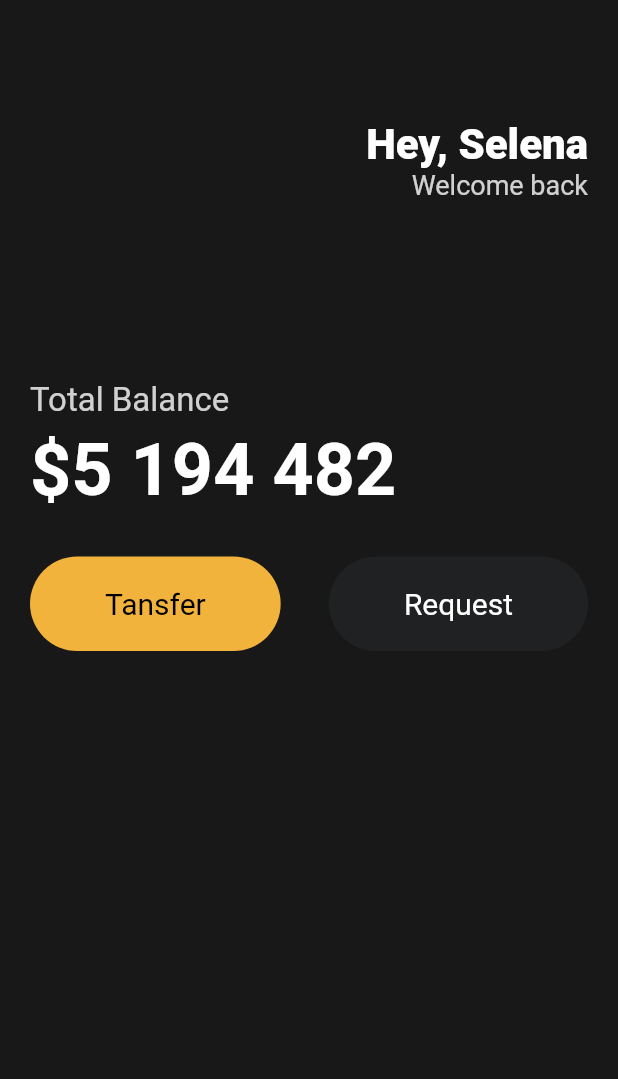
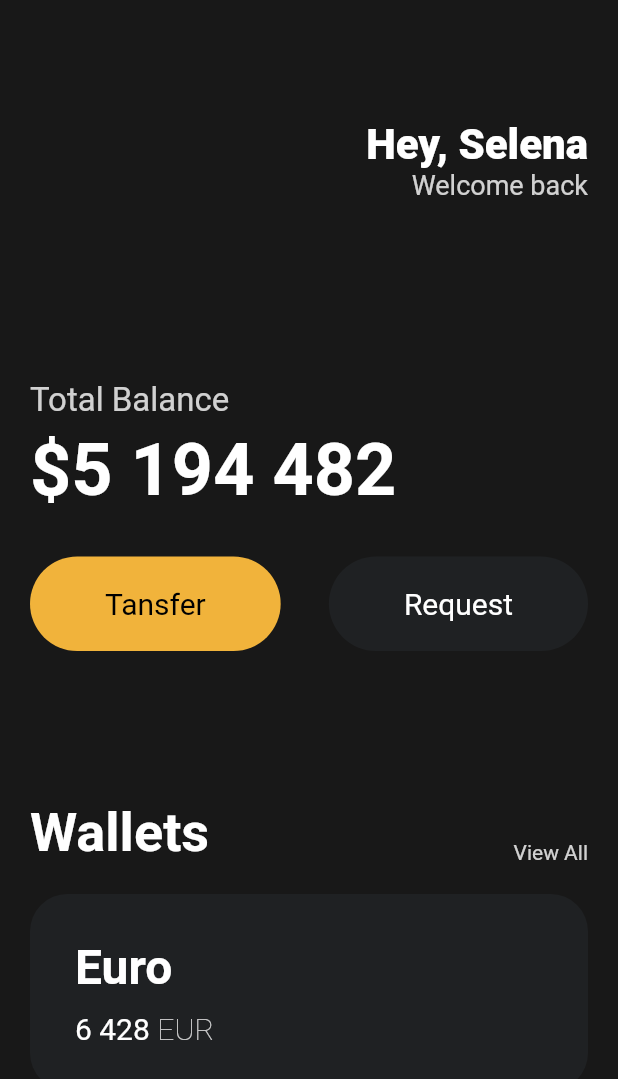
Before and after one commit to woajun/nomard_toolfix, a Flutter app: the screen it shows after launch, on a phone screen of 412 x 824 dp. Shown: the top 1079 px of the screen. Run offline on Flutter 3.47's test engine with Material 2 defaults, Android fonts, the phone set to English and light mode, and no system bars.

Commit message:
add Walltes Card

```diff
--- a/lib/main.dart
+++ b/lib/main.dart
@@ -74,14 +74,91 @@ class App extends StatelessWidget {
                 mainAxisAlignment: MainAxisAlignment.spaceBetween,
                 children: const [
                   Button(
-                      text: 'Tansfer',
-                      bgColor: Color(0xFFF1B33B),
-                      textColor: Colors.black),
+                    text: 'Tansfer',
+                    bgColor: Color(0xFFF1B33B),
+                    textColor: Colors.black,
+                  ),
                   Button(
-                      text: 'Request',
-                      bgColor: Color(0xFF1F2123),
-                      textColor: Colors.white),
+                    text: 'Request',
+                    bgColor: Color(0xFF1F2123),
+                    textColor: Colors.white,
+                  ),
                 ],
+              ),
+              const SizedBox(
+                height: 100,
+              ),
+              Row(
+                crossAxisAlignment: CrossAxisAlignment.end,
+                mainAxisAlignment: MainAxisAlignment.spaceBetween,
+                children: [
+                  const Text('Wallets',
+                      style: TextStyle(
+                          color: Colors.white,
+                          fontSize: 36,
+                          fontWeight: FontWeight.w600)),
+                  Text(
+                    'View All',
+                    style: TextStyle(
+                      color: Colors.white.withOpacity(0.8),
+                    ),
+                  )
+                ],
+              ),
+              const SizedBox(
+                height: 20,
+              ),
+              Container(
+                decoration: BoxDecoration(
+                  color: const Color(0xFF1f2123),
+                  borderRadius: BorderRadius.circular(25),
+                ),
+                child: Padding(
+                  padding: const EdgeInsets.all(30),
+                  child: Row(
+                    children: [
+                      Column(
+                        crossAxisAlignment: CrossAxisAlignment.start,
+                        children: [
+                          const Text(
+                            "Euro",
+                            style: TextStyle(
+                              color: Colors.white,
+                              fontSize: 32,
+                              fontWeight: FontWeight.w600,
+                            ),
+                          ),
+                          const SizedBox(
+                            height: 10,
+                          ),
+                          Row(
+                            children: [
+                              const Text(
+                                '6 428',
+                                style: TextStyle(
+                                  color: Colors.white,
+                                  fontSize: 20,
+                                  fontWeight: FontWeight.w400,
+                                ),
+                              ),
+                              const SizedBox(
+                                width: 5,
+                              ),
+                              Text(
+                                'EUR',
+                                style: TextStyle(
+                                  color: Colors.white.withOpacity(0.8),
+                                  fontSize: 20,
+                                  fontWeight: FontWeight.w200,
+                                ),
+                              ),
+                            ],
+                          )
+                        ],
+                      )
+                    ],
+                  ),
+                ),
               )
             ],
           ),
--- a/lib/widgets/button.dart
+++ b/lib/widgets/button.dart
@@ -5,11 +5,12 @@ class Button extends StatelessWidget {
   final Color bgColor;
   final Color textColor;
 
-  const Button(
-      {super.key,
-      required this.text,
-      required this.bgColor,
-      required this.textColor});
+  const Button({
+    super.key,
+    required this.text,
+    required this.bgColor,
+    required this.textColor,
+  });
 
   @override
   Widget build(BuildContext context) {
```
